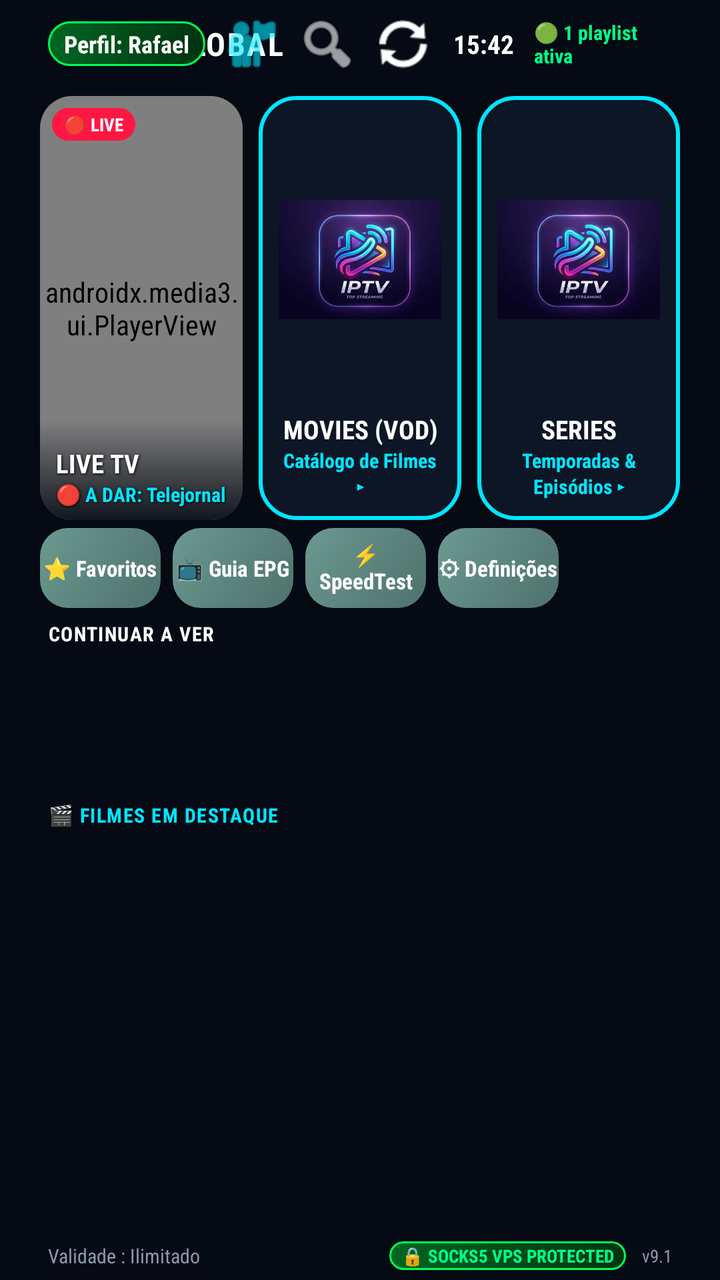
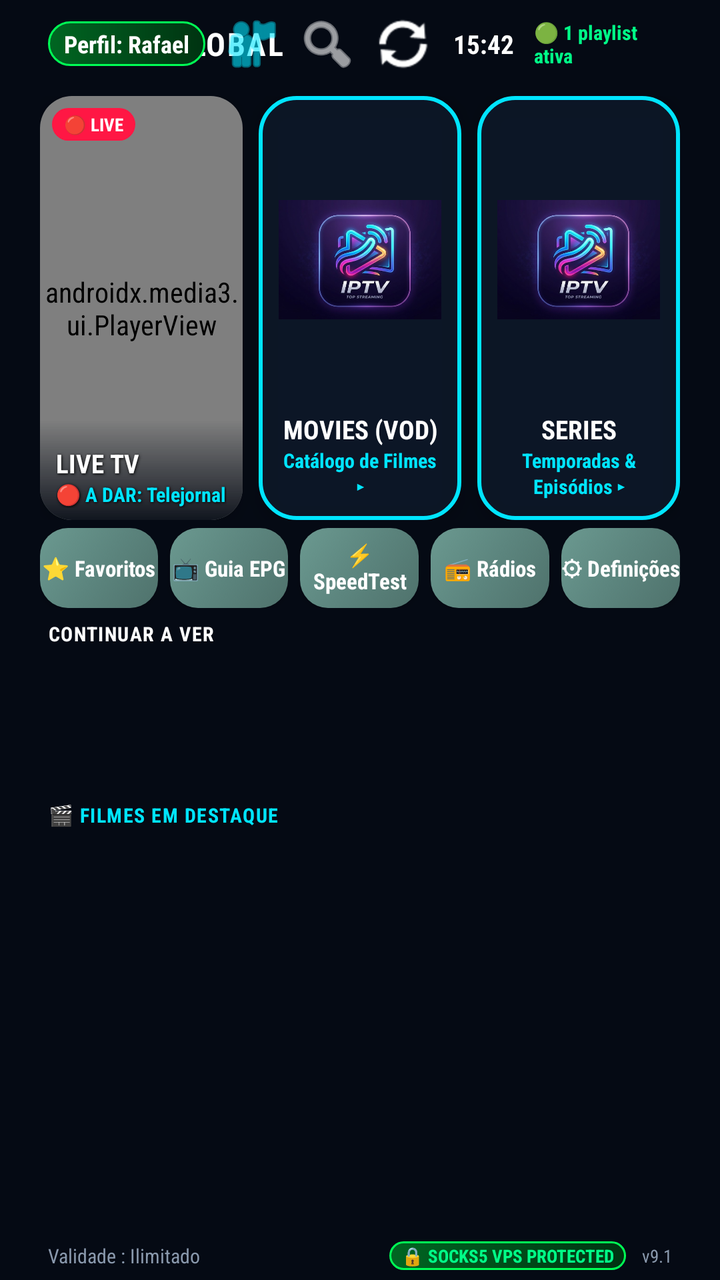

Screens rendered from an Android XML layout before and after an edit, with the pre-edit source and the edit as a unified diff.
<!-- AndroidManifest.xml: application theme AppTheme -->
<!-- res/layout/activity_main.xml -->
<?xml version="1.0" encoding="utf-8"?>
<LinearLayout xmlns:android="http://schemas.android.com/apk/res/android"
    xmlns:app="http://schemas.android.com/apk/res-auto"
    xmlns:tools="http://schemas.android.com/tools"
    android:layout_width="match_parent"
    android:layout_height="match_parent"
    android:orientation="vertical"
    android:background="#050A14"
    tools:context=".MainActivity">

    
    <ImageView
        android:id="@+id/ivMainBackgroundBlur"
        android:layout_width="match_parent"
        android:layout_height="match_parent"
        android:scaleType="centerCrop"
        android:alpha="0.2"
        android:src="@drawable/logo"
        android:visibility="gone"/>

    
    <RelativeLayout
        android:id="@+id/headerBar"
        android:layout_width="match_parent"
        android:layout_height="44dp"
        android:paddingHorizontal="24dp">

        <LinearLayout
            android:id="@+id/llHeaderLogo"
            android:layout_width="wrap_content"
            android:layout_height="wrap_content"
            android:layout_centerVertical="true"
            android:orientation="horizontal"
            android:gravity="center_vertical">

            <TextView
                android:layout_width="wrap_content"
                android:layout_height="wrap_content"
                android:text="▼ IPTV "
                android:textColor="#00E5FF"
                android:textSize="16sp"
                android:textStyle="bold"
                android:letterSpacing="0.05" />

            <TextView
                android:layout_width="wrap_content"
                android:layout_height="wrap_content"
                android:text="GLOBAL"
                android:textColor="#FFFFFF"
                android:textSize="16sp"
                android:textStyle="bold"
                android:letterSpacing="0.05" />
        </LinearLayout>

        <LinearLayout
            android:layout_width="wrap_content"
            android:layout_height="wrap_content"
            android:layout_alignParentEnd="true"
            android:layout_centerVertical="true"
            android:orientation="horizontal"
            android:gravity="center_vertical">

            <TextView
                android:id="@+id/tvUserLogged"
                android:layout_width="wrap_content"
                android:layout_height="wrap_content"
                android:text="Perfil: Rafael"
                android:textColor="#FFFFFF"
                android:textSize="12sp"
                android:textStyle="bold"
                android:paddingHorizontal="8dp"
                android:paddingVertical="3dp"
                android:background="@drawable/bg_vpn_badge" />

            <ImageButton
                android:id="@+id/btnSwitchUser"
                android:layout_width="30dp"
                android:layout_height="30dp"
                android:layout_marginStart="8dp"
                android:background="?attr/selectableItemBackgroundBorderless"
                android:src="@android:drawable/ic_menu_myplaces"
                app:tint="#00E5FF"
                android:contentDescription="Mudar Utilizador"
                android:focusable="true" />

            <ImageButton
                android:id="@+id/btnSearch"
                android:layout_width="30dp"
                android:layout_height="30dp"
                android:layout_marginStart="8dp"
                android:background="?attr/selectableItemBackgroundBorderless"
                android:src="@android:drawable/ic_menu_search"
                app:tint="#FFFFFF"
                android:contentDescription="Pesquisar"
                android:focusable="true" />

            <ImageButton
                android:id="@+id/btnRefresh"
                android:layout_width="30dp"
                android:layout_height="30dp"
                android:layout_marginStart="8dp"
                android:background="?attr/selectableItemBackgroundBorderless"
                android:src="@android:drawable/ic_popup_sync"
                app:tint="#FFFFFF"
                android:contentDescription="Atualizar"
                android:focusable="true" />

            <TextView
                android:id="@+id/tvClock"
                android:layout_width="wrap_content"
                android:layout_height="wrap_content"
                android:layout_marginStart="10dp"
                android:text="15:42"
                android:textColor="#FFFFFF"
                android:textSize="13sp"
                android:textStyle="bold" />

            <TextView
                android:id="@+id/tvPlaylistStatus"
                android:layout_width="wrap_content"
                android:layout_height="wrap_content"
                android:layout_marginStart="10dp"
                android:text="🟢 1 playlist ativa"
                android:textColor="#00FF88"
                android:textSize="10sp"
                android:textStyle="bold" />
        </LinearLayout>
    </RelativeLayout>

    
    <LinearLayout
        android:id="@+id/gridHeroCards"
        android:layout_width="match_parent"
        android:layout_height="220dp"
        android:orientation="horizontal"
        android:paddingHorizontal="20dp"
        android:paddingTop="4dp"
        android:paddingBottom="4dp"
        android:weightSum="3">

        
        <androidx.cardview.widget.CardView
            android:id="@+id/cardTv"
            android:layout_width="0dp"
            android:layout_height="match_parent"
            android:layout_weight="1"
            android:layout_marginEnd="8dp"
            app:cardCornerRadius="16dp"
            app:cardBackgroundColor="#0A1929"
            app:cardElevation="6dp"
            android:focusable="true"
            android:clickable="true"
            android:descendantFocusability="blocksDescendants"
            android:nextFocusDown="@+id/btnQuickFavorites"
            android:foreground="?attr/selectableItemBackground"
            android:stateListAnimator="@animator/selector_item_scale">

            <RelativeLayout
                android:layout_width="match_parent"
                android:layout_height="match_parent">

                
                <androidx.media3.ui.PlayerView
                    android:id="@+id/miniPlayerView"
                    android:layout_width="match_parent"
                    android:layout_height="match_parent"
                    app:use_controller="false"
                    app:surface_type="texture_view"
                    app:resize_mode="zoom" />

                
                <View
                    android:layout_width="match_parent"
                    android:layout_height="50dp"
                    android:layout_alignParentBottom="true"
                    android:background="@drawable/bg_gradient_card_overlay" />

                
                <TextView
                    android:id="@+id/tvLiveBadge"
                    android:layout_width="wrap_content"
                    android:layout_height="wrap_content"
                    android:layout_alignParentTop="true"
                    android:layout_alignParentStart="true"
                    android:layout_margin="6dp"
                    android:text="🔴 LIVE"
                    android:textColor="#FFFFFF"
                    android:textSize="9sp"
                    android:textStyle="bold"
                    android:paddingHorizontal="6dp"
                    android:paddingVertical="2dp"
                    android:background="@drawable/bg_live_badge" />

                
                <TextView
                    android:id="@+id/tvTitleTv"
                    android:layout_width="match_parent"
                    android:layout_height="wrap_content"
                    android:layout_above="@id/tvSubTv"
                    android:layout_marginHorizontal="8dp"
                    android:text="LIVE TV"
                    android:textColor="#FFFFFF"
                    android:textSize="13sp"
                    android:textStyle="bold"
                    android:gravity="start"
                    android:maxLines="1"
                    android:ellipsize="end"
                    android:shadowColor="#000000"
                    android:shadowDx="1"
                    android:shadowDy="1"
                    android:shadowRadius="3" />

                
                <TextView
                    android:id="@+id/tvSubTv"
                    android:layout_width="match_parent"
                    android:layout_height="wrap_content"
                    android:layout_alignParentBottom="true"
                    android:layout_marginHorizontal="8dp"
                    android:layout_marginBottom="6dp"
                    android:text="🔴 A DAR: Telejornal"
                    android:textColor="#00E5FF"
                    android:textSize="10sp"
                    android:textStyle="bold"
                    android:gravity="start"
                    android:maxLines="1"
                    android:ellipsize="end"
                    android:shadowColor="#000000"
                    android:shadowDx="1"
                    android:shadowDy="1"
                    android:shadowRadius="3" />
            </RelativeLayout>
        </androidx.cardview.widget.CardView>

        
        <androidx.cardview.widget.CardView
            android:id="@+id/cardFilmes"
            android:layout_width="0dp"
            android:layout_height="match_parent"
            android:layout_weight="1"
            android:layout_marginEnd="8dp"
            app:cardCornerRadius="16dp"
            app:cardBackgroundColor="#00000000"
            app:cardElevation="6dp"
            android:focusable="true"
            android:clickable="true"
            android:descendantFocusability="blocksDescendants"
            android:nextFocusDown="@+id/btnQuickEpg"
            android:foreground="?attr/selectableItemBackground"
            android:stateListAnimator="@animator/selector_item_scale">

            <RelativeLayout
                android:layout_width="match_parent"
                android:layout_height="match_parent"
                android:background="@drawable/bg_neon_card_cyan"
                android:padding="10dp">

                <ImageView
                    android:id="@+id/ivCardFilmesBg"
                    android:layout_width="match_parent"
                    android:layout_height="match_parent"
                    android:layout_above="@id/tvTitleFilmes"
                    android:layout_marginBottom="4dp"
                    android:scaleType="fitCenter"
                    android:src="@drawable/logo" />

                <TextView
                    android:id="@+id/tvTitleFilmes"
                    android:layout_width="match_parent"
                    android:layout_height="wrap_content"
                    android:layout_above="@id/tvSubFilmes"
                    android:text="MOVIES (VOD)"
                    android:textColor="#FFFFFF"
                    android:textSize="13sp"
                    android:textStyle="bold"
                    android:gravity="center"
                    android:maxLines="1"
                    android:ellipsize="end" />

                <TextView
                    android:id="@+id/tvSubFilmes"
                    android:layout_width="match_parent"
                    android:layout_height="wrap_content"
                    android:layout_alignParentBottom="true"
                    android:text="Catálogo de Filmes ▸"
                    android:textColor="#00E5FF"
                    android:textSize="10sp"
                    android:textStyle="bold"
                    android:gravity="center" />
            </RelativeLayout>
        </androidx.cardview.widget.CardView>

        
        <androidx.cardview.widget.CardView
            android:id="@+id/cardSeries"
            android:layout_width="0dp"
            android:layout_height="match_parent"
            android:layout_weight="1"
            app:cardCornerRadius="16dp"
            app:cardBackgroundColor="#00000000"
            app:cardElevation="6dp"
            android:focusable="true"
            android:clickable="true"
            android:descendantFocusability="blocksDescendants"
            android:nextFocusDown="@+id/btnQuickCatchup"
            android:foreground="?attr/selectableItemBackground"
            android:stateListAnimator="@animator/selector_item_scale">

            <RelativeLayout
                android:layout_width="match_parent"
                android:layout_height="match_parent"
                android:background="@drawable/bg_neon_card_cyan"
                android:padding="10dp">

                <ImageView
                    android:id="@+id/ivCardSeriesBg"
                    android:layout_width="match_parent"
                    android:layout_height="match_parent"
                    android:layout_above="@id/tvTitleSeries"
                    android:layout_marginBottom="4dp"
                    android:scaleType="fitCenter"
                    android:src="@drawable/logo" />

                <TextView
                    android:id="@+id/tvTitleSeries"
                    android:layout_width="match_parent"
                    android:layout_height="wrap_content"
                    android:layout_above="@id/tvSubSeries"
                    android:text="SERIES"
                    android:textColor="#FFFFFF"
                    android:textSize="13sp"
                    android:textStyle="bold"
                    android:gravity="center"
                    android:maxLines="1"
                    android:ellipsize="end" />

                <TextView
                    android:id="@+id/tvSubSeries"
                    android:layout_width="match_parent"
                    android:layout_height="wrap_content"
                    android:layout_alignParentBottom="true"
                    android:text="Temporadas &amp; Episódios ▸"
                    android:textColor="#00E5FF"
                    android:textSize="10sp"
                    android:textStyle="bold"
                    android:gravity="center" />
            </RelativeLayout>
        </androidx.cardview.widget.CardView>
    </LinearLayout>

    
    <LinearLayout
        android:id="@+id/llQuickAccessBar"
        android:layout_width="match_parent"
        android:layout_height="40dp"
        android:orientation="horizontal"
        android:paddingHorizontal="20dp"
        android:layout_marginBottom="6dp"
        android:weightSum="5"
        android:descendantFocusability="afterDescendants"
        android:focusable="false">

        <Button
            android:id="@+id/btnQuickFavorites"
            android:layout_width="0dp"
            android:layout_height="match_parent"
            android:layout_weight="1"
            android:layout_marginEnd="6dp"
            android:background="@drawable/bg_smarters_sage"
            android:text="⭐ Favoritos"
            android:textColor="#FFFFFF"
            android:textSize="11sp"
            android:textStyle="bold"
            android:textAllCaps="false"
            android:focusable="true"
            android:clickable="true"
            android:nextFocusUp="@id/cardTv"
            android:nextFocusDown="@id/rvContinueWatching"
            android:nextFocusRight="@id/btnQuickEpg" />

        <Button
            android:id="@+id/btnQuickEpg"
            android:layout_width="0dp"
            android:layout_height="match_parent"
            android:layout_weight="1"
            android:layout_marginEnd="6dp"
            android:background="@drawable/bg_smarters_sage"
            android:text="📺 Guia EPG"
            android:textColor="#FFFFFF"
            android:textSize="11sp"
            android:textStyle="bold"
            android:textAllCaps="false"
            android:focusable="true"
            android:clickable="true"
            android:nextFocusUp="@id/cardFilmes"
            android:nextFocusDown="@id/rvContinueWatching"
            android:nextFocusLeft="@id/btnQuickFavorites"
            android:nextFocusRight="@id/btnQuickSettings" />

        <Button
            android:id="@+id/btnQuickSettings"
            android:layout_width="0dp"
            android:layout_height="match_parent"
            android:layout_weight="1"
            android:layout_marginEnd="6dp"
            android:background="@drawable/bg_smarters_sage"
            android:text="⚡ SpeedTest"
            android:textColor="#FFFFFF"
            android:textSize="11sp"
            android:textStyle="bold"
            android:textAllCaps="false"
            android:focusable="true"
            android:clickable="true"
            android:nextFocusUp="@id/cardFilmes"
            android:nextFocusDown="@id/rvContinueWatching"
            android:nextFocusLeft="@id/btnQuickEpg"
            android:nextFocusRight="@id/btnQuickCatchup" />

        

        <Button
            android:id="@+id/btnQuickCatchup"
            android:layout_width="0dp"
            android:layout_height="match_parent"
            android:layout_weight="1"
            android:background="@drawable/bg_smarters_sage"
            android:text="⚙ Definições"
            android:textColor="#FFFFFF"
            android:textSize="11sp"
            android:textStyle="bold"
            android:textAllCaps="false"
            android:focusable="true"
            android:clickable="true"
            android:nextFocusUp="@id/cardSeries"
            android:nextFocusDown="@id/rvContinueWatching"
            android:nextFocusLeft="@id/btnQuickSettings" />
    </LinearLayout>

    
    
    <TextView
        android:id="@+id/tvContinueTitleHeader"
        android:layout_width="wrap_content"
        android:layout_height="wrap_content"
        android:text="CONTINUAR A VER"
        android:textColor="#FFFFFF"
        android:textSize="10sp"
        android:textStyle="bold"
        android:letterSpacing="0.05"
        android:layout_marginStart="24dp"
        android:layout_marginBottom="2dp" />

    <androidx.recyclerview.widget.RecyclerView
        android:id="@+id/rvContinueWatching"
        android:layout_width="match_parent"
        android:layout_height="65dp"
        android:orientation="horizontal"
        android:paddingHorizontal="20dp"
        android:layout_marginBottom="10dp" />

    
    <TextView
        android:id="@+id/tvFeaturedTitleHeader"
        android:layout_width="wrap_content"
        android:layout_height="wrap_content"
        android:text="🎬 FILMES EM DESTAQUE"
        android:textColor="#00E5FF"
        android:textSize="10sp"
        android:textStyle="bold"
        android:letterSpacing="0.05"
        android:layout_marginStart="24dp"
        android:layout_marginBottom="2dp" />

    <androidx.recyclerview.widget.RecyclerView
        android:id="@+id/rvFeaturedMovies"
        android:layout_width="match_parent"
        android:layout_height="140dp"
        android:orientation="horizontal"
        android:paddingHorizontal="20dp"
        android:layout_marginBottom="10dp" />

    <View
        android:layout_width="match_parent"
        android:layout_height="0dp"
        android:layout_weight="1" />

    
    <RelativeLayout
        android:id="@+id/footerBar"
        android:layout_width="match_parent"
        android:layout_height="24dp"
        android:paddingHorizontal="24dp">

        <TextView
            android:id="@+id/tvVencimento"
            android:layout_width="wrap_content"
            android:layout_height="wrap_content"
            android:layout_alignParentStart="true"
            android:layout_centerVertical="true"
            android:text="Validade : Ilimitado"
            android:textColor="#8A99AD"
            android:textSize="10sp" />

        <LinearLayout
            android:layout_width="wrap_content"
            android:layout_height="wrap_content"
            android:layout_alignParentEnd="true"
            android:layout_centerVertical="true"
            android:orientation="horizontal"
            android:gravity="center_vertical">

            <TextView
                android:layout_width="wrap_content"
                android:layout_height="wrap_content"
                android:text="🔒 SOCKS5 VPS PROTECTED"
                android:textColor="#00FF88"
                android:textSize="9sp"
                android:textStyle="bold"
                android:paddingHorizontal="6dp"
                android:paddingVertical="1dp"
                android:background="@drawable/bg_vpn_badge" />

            <TextView
                android:layout_width="wrap_content"
                android:layout_height="wrap_content"
                android:layout_marginStart="8dp"
                android:text="v9.1"
                android:textColor="#8A99AD"
                android:textSize="9sp" />
        </LinearLayout>
    </RelativeLayout>

</LinearLayout>
<!-- resources referenced by this layout -->
<resources>
  <!-- drawable bg_gradient_card_overlay (drawable) -->
  <?xml version="1.0" encoding="utf-8"?>
  <shape xmlns:android="http://schemas.android.com/apk/res/android"
      android:shape="rectangle">
      <gradient
          android:angle="270"
          android:startColor="#00000000"
          android:endColor="#E6050A14"
          android:type="linear" />
  </shape>
  <!-- drawable bg_live_badge (drawable) -->
  <?xml version="1.0" encoding="utf-8"?>
  <shape xmlns:android="http://schemas.android.com/apk/res/android"
      android:shape="rectangle">
      <solid android:color="#FF1744" />
      <corners android:radius="12dp" />
  </shape>
  <!-- drawable bg_neon_card_cyan (drawable) -->
  <?xml version="1.0" encoding="utf-8"?>
  <shape xmlns:android="http://schemas.android.com/apk/res/android"
      android:shape="rectangle">
      <solid android:color="#CC0E1A2B" />
      <stroke
          android:width="2dp"
          android:color="#00E5FF" />
      <corners android:radius="18dp" />
  </shape>
  <!-- drawable bg_smarters_sage (drawable) -->
  <?xml version="1.0" encoding="utf-8"?>
  <selector xmlns:android="http://schemas.android.com/apk/res/android">
      <item android:state_focused="true">
          <shape android:shape="rectangle">
              <gradient android:angle="135" android:startColor="#80C8B8" android:centerColor="#95DED1" android:endColor="#AAEBDC" android:type="linear" />
              <corners android:radius="14dp" />
              <stroke android:width="2dp" android:color="#FFFFFF" />
          </shape>
      </item>
      <item>
          <shape android:shape="rectangle">
              <gradient android:angle="135" android:startColor="#4F726C" android:centerColor="#5C857E" android:endColor="#6B9990" android:type="linear" />
              <corners android:radius="14dp" />
          </shape>
      </item>
  </selector>
  <!-- drawable bg_vpn_badge (drawable) -->
  <?xml version="1.0" encoding="utf-8"?>
  <shape xmlns:android="http://schemas.android.com/apk/res/android" android:shape="rectangle">
      <gradient android:startColor="#006622" android:endColor="#003311" android:angle="0"/>
      <corners android:radius="16dp"/>
      <stroke android:width="1dp" android:color="#00FF55"/>
  </shape>
  <!-- drawable logo: png bitmap (drawable, 182814 bytes) -->
  <style name="AppTheme" parent="Theme.AppCompat.NoActionBar">
          <item name="android:fontFamily">sans-serif-condensed</item>
      </style>
</resources>

<!-- the commit's change to res/layout/activity_main.xml (unified diff, before → after) -->
@@ -414,9 +414,29 @@
             android:nextFocusUp="@id/cardFilmes"
             android:nextFocusDown="@id/rvContinueWatching"
             android:nextFocusLeft="@id/btnQuickEpg"
+            android:nextFocusRight="@id/btnQuickRadios" />
+
+        
+
+        
+        <Button
+            android:id="@+id/btnQuickRadios"
+            android:layout_width="0dp"
+            android:layout_height="match_parent"
+            android:layout_weight="1"
+            android:layout_marginEnd="6dp"
+            android:background="@drawable/bg_smarters_sage"
+            android:text="📻 Rádios"
+            android:textColor="#FFFFFF"
+            android:textSize="11sp"
+            android:textStyle="bold"
+            android:textAllCaps="false"
+            android:focusable="true"
+            android:clickable="true"
+            android:nextFocusUp="@id/cardSeries"
+            android:nextFocusDown="@id/rvContinueWatching"
+            android:nextFocusLeft="@id/btnQuickSettings"
             android:nextFocusRight="@id/btnQuickCatchup" />
-
-        
 
         <Button
             android:id="@+id/btnQuickCatchup"
@@ -433,7 +453,7 @@
             android:clickable="true"
             android:nextFocusUp="@id/cardSeries"
             android:nextFocusDown="@id/rvContinueWatching"
-            android:nextFocusLeft="@id/btnQuickSettings" />
+            android:nextFocusLeft="@id/btnQuickRadios" />
     </LinearLayout>
 
     
